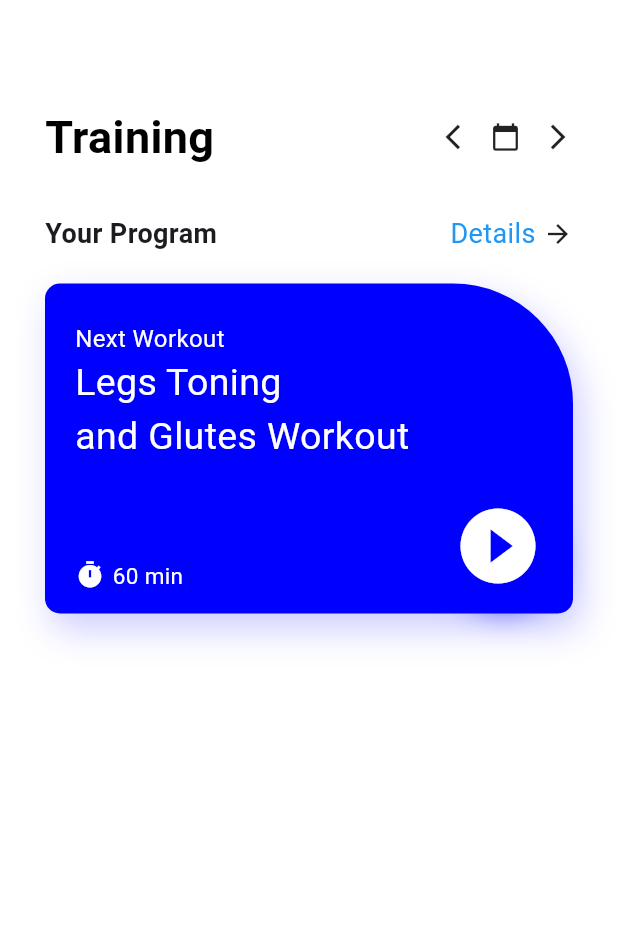
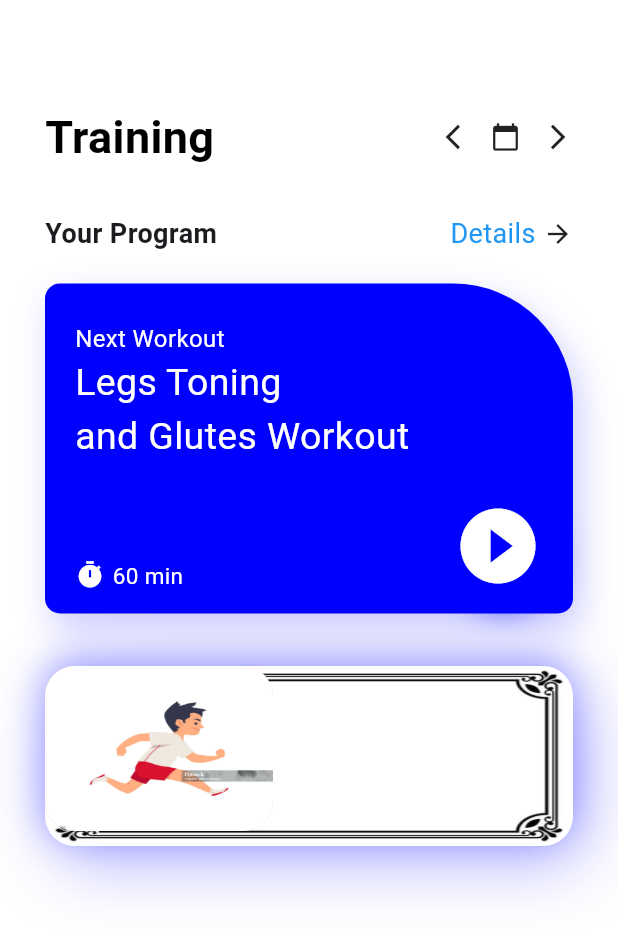
Before and after one commit to Jakaria1152/Complex-UI-design, a Flutter app: the screen it shows after launch, on a phone screen of 412 x 824 dp. Shown: the top 934 px of the screen. Run offline on Flutter 3.47's test engine with Material 3 defaults, Android fonts, the phone set to English and light mode, and no system bars.

Commit message:
update this on 13-04-24

```diff
--- a/lib/home.dart
+++ b/lib/home.dart
@@ -30,7 +30,60 @@ class _HomePageState extends State<HomePage> {
             SizedBox(
               height: 20,
             ),
-            header3_home()
+            header3_home(),
+            SizedBox(
+              height: 5,
+            ),
+            Container(
+              margin: EdgeInsets.only(top: 30),
+              height: 180,
+              width: MediaQuery.of(context).size.width,
+              child: Stack(
+                children: [
+                  Container(
+                    height: 120,
+                    width: MediaQuery.of(context).size.width,
+                    decoration: BoxDecoration(
+                      borderRadius: BorderRadius.circular(20),
+                      image: DecorationImage(
+                        image: AssetImage("assets/img/background.jpg"),
+                        fit: BoxFit.fill    // fill dile image nosto na kore total height and width nibe
+                      ),
+                      boxShadow: [
+                        BoxShadow(
+                          blurRadius: 40,
+                          offset: Offset(8,10),
+                          color: color.AppColor.gredientsecond.withOpacity(0.3),
+
+
+                        ),
+                        BoxShadow(
+                          blurRadius: 20,
+                          offset: Offset(-1,-5),
+                          color: color.AppColor.gredientsecond.withOpacity(0.3),
+
+
+                        ),
+                      ]
+                    ),
+                  ),
+                  Container(
+                    height: 200,
+                    width: MediaQuery.of(context).size.width,
+margin: EdgeInsets.only(right: 200,bottom: 70),
+                    decoration: BoxDecoration(
+                      color: Colors.redAccent.withOpacity(0.4),
+                        borderRadius: BorderRadius.circular(20),
+                        image: DecorationImage(
+                            image: AssetImage("assets/img/boy run.jpg"),
+                            fit: BoxFit.fill    // fill dile image nosto na kore total height and width nibe
+                        ),
+
+                    ),
+                  )
+                ],
+              ),
+            )
           ],
         ),
       ),
```
